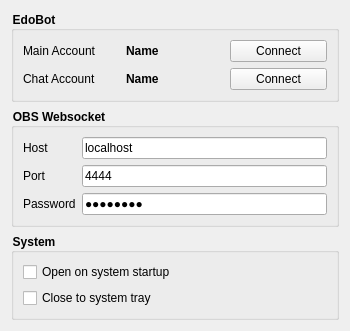
Old version of the form data/designer/settings.ui in the repository edoren/EdoBot.
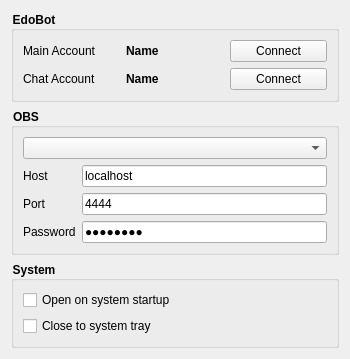
New version of the form.

What changed in the file:
```diff
--- a/data/designer/settings.ui
+++ b/data/designer/settings.ui
@@ -7,7 +7,7 @@
     <x>0</x>
     <y>0</y>
     <width>350</width>
-    <height>297</height>
+    <height>323</height>
    </rect>
   </property>
   <property name="minimumSize">
@@ -96,11 +96,31 @@
       <string notr="true">QGroupBox { font-weight: bold; }</string>
      </property>
      <property name="title">
-      <string>OBS Websocket</string>
+      <string>OBS</string>
      </property>
      <layout class="QVBoxLayout" name="verticalLayout_4">
       <item>
-       <layout class="QFormLayout" name="obs_websocket_form_layout">
+       <widget class="QComboBox" name="obs_choice_combo_box"/>
+      </item>
+      <item>
+       <layout class="QFormLayout" name="obs_form_layout">
+        <item row="0" column="0">
+         <widget class="QLabel" name="host_label">
+          <property name="text">
+           <string>Host</string>
+          </property>
+         </widget>
+        </item>
+        <item row="0" column="1">
+         <widget class="QLineEdit" name="host_line_edit">
+          <property name="text">
+           <string>localhost</string>
+          </property>
+          <property name="placeholderText">
+           <string>localhost</string>
+          </property>
+         </widget>
+        </item>
         <item row="1" column="0">
          <widget class="QLabel" name="port_label">
           <property name="text">
@@ -108,16 +128,6 @@
           </property>
          </widget>
         </item>
-        <item row="2" column="1">
-         <widget class="QLineEdit" name="password_line_edit">
-          <property name="text">
-           <string>changeme</string>
-          </property>
-          <property name="echoMode">
-           <enum>QLineEdit::Password</enum>
-          </property>
-         </widget>
-        </item>
         <item row="1" column="1">
          <widget class="QLineEdit" name="port_line_edit">
           <property name="inputMethodHints">
@@ -138,20 +148,13 @@
           </property>
          </widget>
         </item>
-        <item row="0" column="0">
-         <widget class="QLabel" name="host_label">
+        <item row="2" column="1">
+         <widget class="QLineEdit" name="password_line_edit">
           <property name="text">
-           <string>Host</string>
+           <string>changeme</string>
           </property>
-         </widget>
-        </item>
-        <item row="0" column="1">
-         <widget class="QLineEdit" name="host_line_edit">
-          <property name="text">
-           <string>localhost</string>
-          </property>
-          <property name="placeholderText">
-           <string>localhost</string>
+          <property name="echoMode">
+           <enum>QLineEdit::Password</enum>
           </property>
          </widget>
         </item>
```
